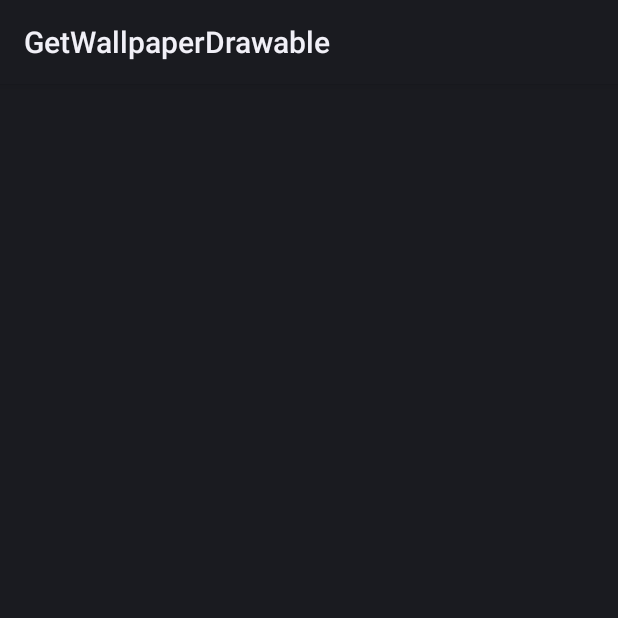
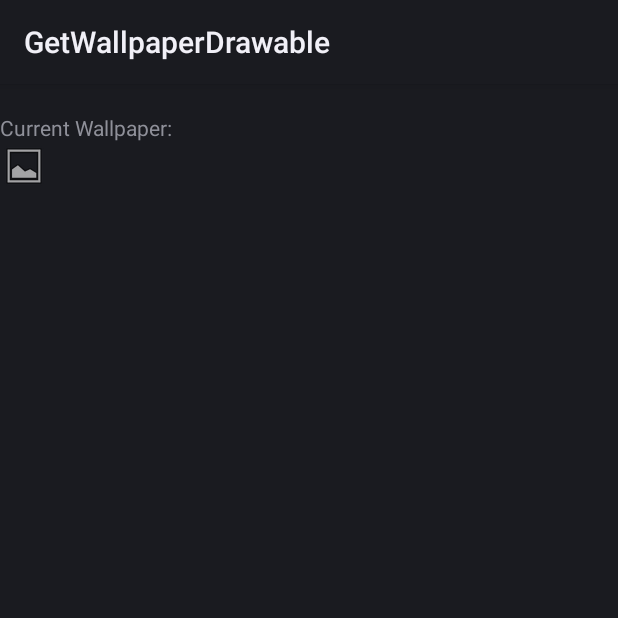
Before and after one commit to cvzi/getwallpaperdrawable, an Android app: the screen it shows after launch (MainActivity), on a phone screen of 412 x 824 dp, the top half of it. Run offline under Robolectric (Android 15) with nearby library versions, the phone set to English and light mode, and no system bars.

Commit message:
Some more text

```diff
--- a/app/src/main/java/com/github/cvzi/getwallpaperdrawable/MainActivity.kt
+++ b/app/src/main/java/com/github/cvzi/getwallpaperdrawable/MainActivity.kt
@@ -48,15 +48,14 @@ class MainActivity : Activity() {
                     && grantResults[0] == PackageManager.PERMISSION_GRANTED
                 ) {
                     Log.v("MainActivity", "Permission granted")
-                    (findViewById<View>(R.id.textView) as TextView).text = "Permission granted"
-                    showWallpaper()
+                    (findViewById<View>(R.id.textViewPermission) as TextView).text = "Permission was granted"
                 } else {
                     Log.v("MainActivity", "Permission denied")
-                    (findViewById<View>(R.id.textView) as TextView).text = "Permission denied"
+                    (findViewById<View>(R.id.textViewPermission) as TextView).text = "Permission was denied"
                 }
-                return
             }
         }
+        showWallpaper()
     }
 
     private fun showWallpaper() {
@@ -65,11 +64,11 @@ class MainActivity : Activity() {
             wallpaperManager.drawable
         } catch (e: SecurityException) {
             Log.e("MainActivity", "", e)
-            (findViewById<View>(R.id.textView) as TextView).text = e.stackTraceToString()
+            (findViewById<View>(R.id.textViewError) as TextView).text = e.stackTraceToString()
             null
         }
         drawable?.let {
-            (findViewById<View>(R.id.textView) as TextView).text = "Success!"
+            (findViewById<View>(R.id.textViewError) as TextView).text = ""
             (findViewById<View>(R.id.imageView) as ImageView).setImageDrawable(it)
         }
     }
--- a/app/src/main/res/layout/activity_main.xml
+++ b/app/src/main/res/layout/activity_main.xml
@@ -6,18 +6,32 @@
     android:layout_height="match_parent"
     tools:context=".MainActivity">
 
+    <LinearLayout
+        android:layout_width="match_parent"
+        android:layout_height="match_parent"
+        android:orientation="vertical">
+
         <TextView
-        android:id="@+id/textView"
+            android:id="@+id/textViewPermission"
             android:layout_width="wrap_content"
             android:layout_height="wrap_content" />
 
+        <TextView
+            android:layout_width="wrap_content"
+            android:layout_height="wrap_content"
+            android:text="Current Wallpaper:" />
+
         <ImageView
             android:id="@+id/imageView"
+            android:src="@android:drawable/ic_menu_gallery"
             android:layout_width="wrap_content"
-        android:layout_height="wrap_content"
-        app:layout_constraintBottom_toBottomOf="parent"
-        app:layout_constraintLeft_toLeftOf="parent"
-        app:layout_constraintRight_toRightOf="parent"
-        app:layout_constraintTop_toTopOf="parent" />
+            android:layout_height="wrap_content" />
+
+        <TextView
+            android:id="@+id/textViewError"
+            android:layout_width="wrap_content"
+            android:layout_height="wrap_content" />
+    </LinearLayout>
+
 
 </androidx.constraintlayout.widget.ConstraintLayout>
```
Lines whose indentation alone changed are shown as unchanged.
